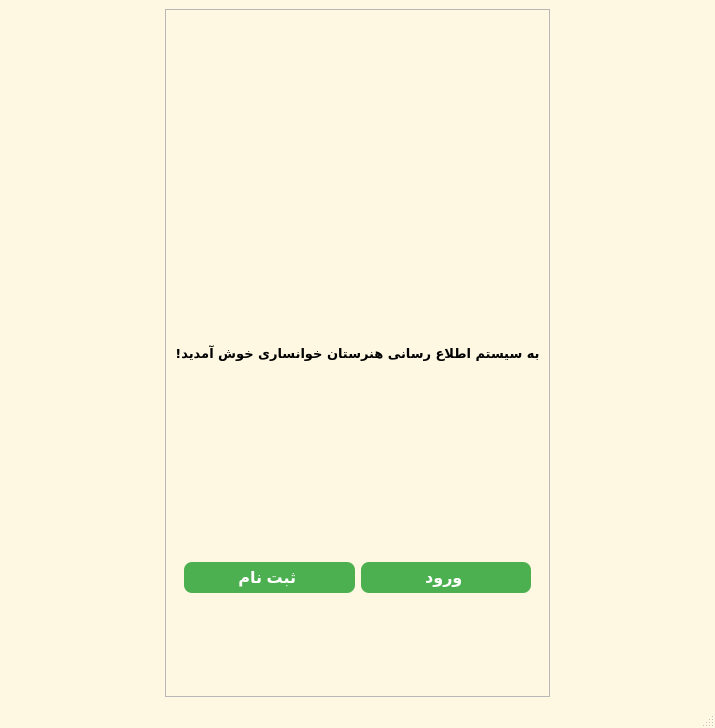
Old version of the form front_end/ui/first.ui in the repository afsharifar-reza/Attendance_app.
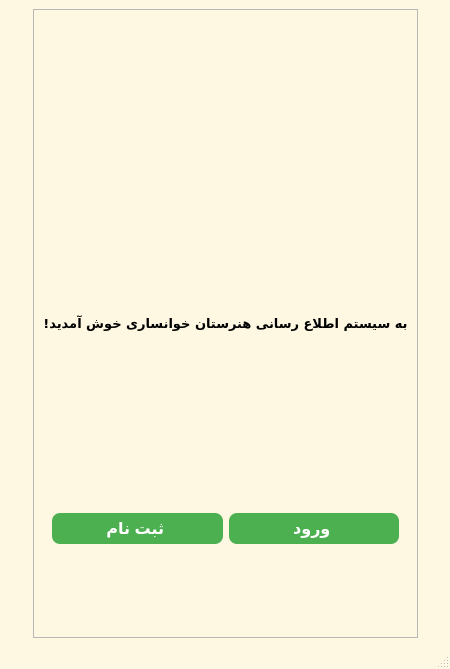
New version of the form. Icons and pictures are not drawn.

Patch:
```diff
--- a/front_end/ui/first.ui
+++ b/front_end/ui/first.ui
@@ -6,10 +6,22 @@
    <rect>
     <x>0</x>
     <y>0</y>
-    <width>715</width>
-    <height>728</height>
+    <width>450</width>
+    <height>669</height>
    </rect>
   </property>
+  <property name="minimumSize">
+   <size>
+    <width>450</width>
+    <height>669</height>
+   </size>
+  </property>
+  <property name="maximumSize">
+   <size>
+    <width>450</width>
+    <height>669</height>
+   </size>
+  </property>
   <property name="windowTitle">
    <string>MainWindow</string>
   </property>
```
Left out of the diff: 8 changed lines with no effect on the pictures.
